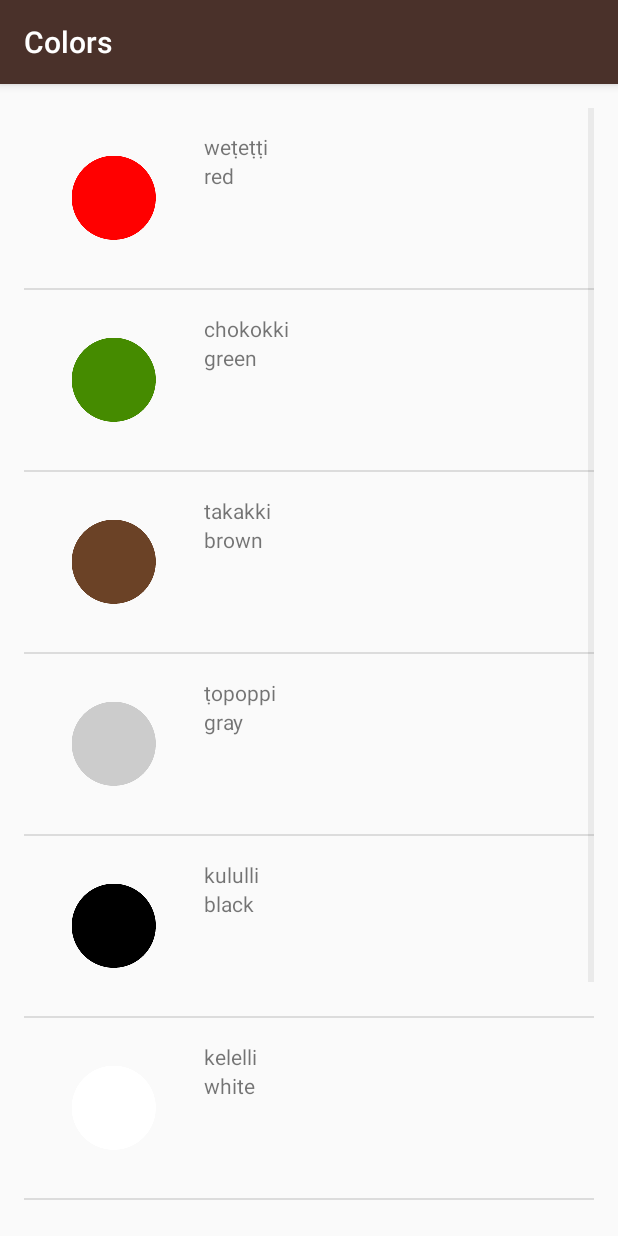
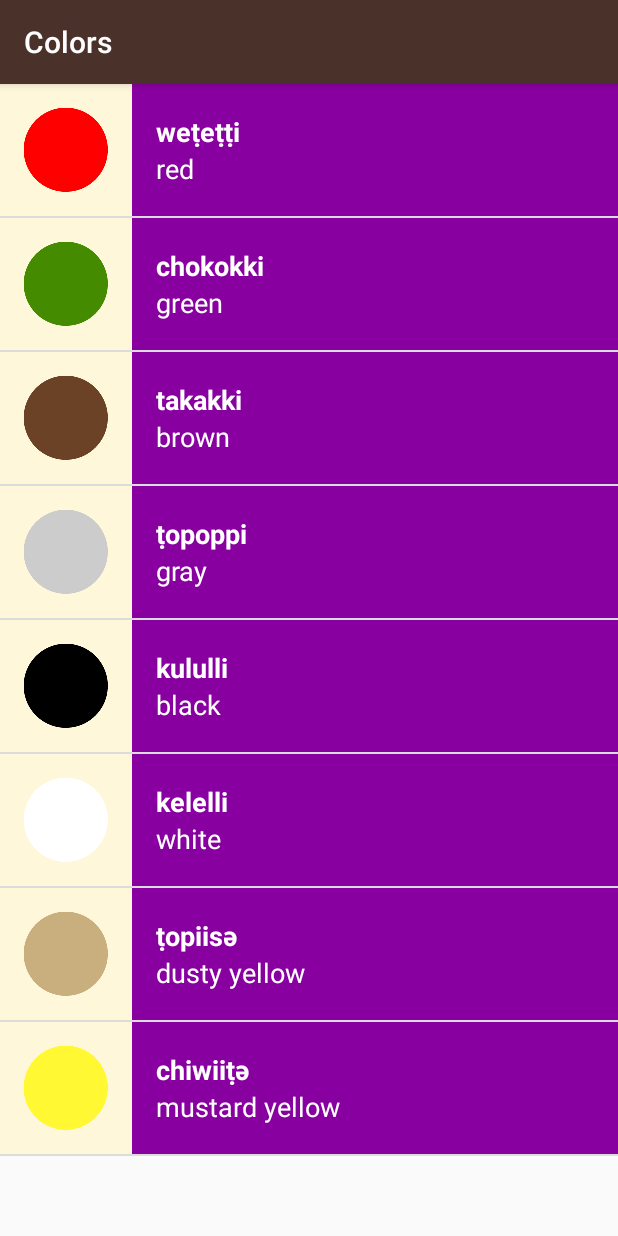
Before and after one commit to wuhyn/miwokApp, an Android app: the ColorsActivity screen opened directly, with no data from a screen before it, on a phone screen of 412 x 824 dp. Run offline under Robolectric (Android 15) with nearby library versions, the phone set to English and light mode, and no system bars.

Commit message:
Change color of list items for topics

```diff
--- a/app/src/main/java/com/example/android/miwok/ColorsActivity.java
+++ b/app/src/main/java/com/example/android/miwok/ColorsActivity.java
@@ -27,7 +27,7 @@ public class ColorsActivity extends AppCompatActivity {
         words.add(new Word("mustard yellow", "chiwiiṭә", R.drawable.color_mustard_yellow));
 
         //Put the the words arraylist into WordAdapter
-        WordAdapter adapter = new WordAdapter(this, words);
+        WordAdapter adapter = new WordAdapter(this, words, R.color.category_colors);
 
         //Find the listView
         ListView listView = (ListView)findViewById(R.id.list);
--- a/app/src/main/java/com/example/android/miwok/FamilyActivity.java
+++ b/app/src/main/java/com/example/android/miwok/FamilyActivity.java
@@ -29,7 +29,7 @@ public class FamilyActivity extends AppCompatActivity {
         words.add(new Word("grandfather", "paapa", R.drawable.family_grandfather));
 
         //Put the the words arraylist into WordAdapter
-        WordAdapter adapter = new WordAdapter(this, words);
+        WordAdapter adapter = new WordAdapter(this, words, R.color.category_family);
 
         //Find the listView
         ListView listView = (ListView)findViewById(R.id.list);
--- a/app/src/main/java/com/example/android/miwok/NumbersActivity.java
+++ b/app/src/main/java/com/example/android/miwok/NumbersActivity.java
@@ -29,7 +29,7 @@ public class NumbersActivity extends AppCompatActivity {
         words.add(new Word("ten", "na'aacha", R.drawable.number_ten));
 
         //Put the the words arraylist into WordAdapter
-        WordAdapter adapter = new WordAdapter(this, words);
+        WordAdapter adapter = new WordAdapter(this, words, R.color.category_numbers);
 
         //Find the listView in word_list.xml
         ListView listView = (ListView)findViewById(R.id.list);
--- a/app/src/main/java/com/example/android/miwok/PhrasesActivity.java
+++ b/app/src/main/java/com/example/android/miwok/PhrasesActivity.java
@@ -29,7 +29,7 @@ public class PhrasesActivity extends AppCompatActivity {
         words.add(new Word("Come here.", "әnni'nem"));
 
         //Put the the words arraylist into WordAdapter
-        WordAdapter adapter = new WordAdapter(this, words);
+        WordAdapter adapter = new WordAdapter(this, words, R.color.category_phrases);
 
         //Find the listView
         ListView listView = (ListView)findViewById(R.id.list);
--- a/app/src/main/java/com/example/android/miwok/WordAdapter.java
+++ b/app/src/main/java/com/example/android/miwok/WordAdapter.java
@@ -4,6 +4,7 @@ import android.app.Activity;
 import android.media.Image;
 import android.support.annotation.NonNull;
 import android.support.annotation.Nullable;
+import android.support.v4.content.ContextCompat;
 import android.view.LayoutInflater;
 import android.view.View;
 import android.view.ViewGroup;
@@ -15,8 +16,11 @@ import java.util.ArrayList;
 
 public class WordAdapter extends ArrayAdapter<Word> {
 
-    public WordAdapter(Activity context, ArrayList<Word> words){
+    private int mColorResourceId;
+
+    public WordAdapter(Activity context, ArrayList<Word> words, int colorResourceId){
         super(context, 0, words);
+        mColorResourceId = colorResourceId;
     }
 
     @NonNull
@@ -48,6 +52,14 @@ public class WordAdapter extends ArrayAdapter<Word> {
 
         imageView.setImageResource(currentWord.getImageResourceId());
 
+
+        //Setting theme for list item
+        View textContainer = listItemView.findViewById(R.id.text_container);
+
+        int color = ContextCompat.getColor(getContext(), mColorResourceId);
+
+        textContainer.setBackgroundColor(color);
+
         // Return the whole list item layout (containing 2 TextViews and an ImageView)
         // so that it can be shown in the ListView
         return listItemView;
--- a/app/src/main/res/layout/list_item.xml
+++ b/app/src/main/res/layout/list_item.xml
@@ -2,31 +2,41 @@
 <LinearLayout xmlns:android="http://schemas.android.com/apk/res/android"
     xmlns:tools="http://schemas.android.com/tools"
     android:orientation="horizontal" android:layout_width="match_parent"
-    android:layout_height="match_parent"
-    android:padding="16dp">
+    android:layout_height="wrap_content"
+    android:background="@color/tan_background"
+    android:minHeight="@dimen/list_item_height">
 
     <ImageView
         android:id="@+id/image"
-        android:layout_width="wrap_content"
-        android:layout_height="wrap_content"
-        android:src="@mipmap/ic_launcher"/>
+        android:layout_width="@dimen/list_item_height"
+        android:layout_height="@dimen/list_item_height" />
 
     <LinearLayout
-        android:layout_width="wrap_content"
-        android:layout_height="wrap_content"
+        android:id="@+id/text_container"
+        android:layout_width="match_parent"
+        android:layout_height="match_parent"
         android:orientation="vertical"
         android:paddingLeft="16dp">
 
         <TextView
             android:id="@+id/miwok_text_view"
             android:layout_width="match_parent"
-            android:layout_height="wrap_content"
+            android:layout_height="0dp"
+            android:layout_weight="1"
+            android:gravity="bottom"
+            android:textAppearance="?android:textAppearanceMedium"
+            android:textColor="@android:color/white"
+            android:textStyle="bold"
             tools:text="lutti"/>
 
         <TextView
             android:id="@+id/default_text_view"
             android:layout_width="match_parent"
-            android:layout_height="wrap_content"
+            android:layout_height="0dp"
+            android:layout_weight="1"
+            android:gravity="top"
+            android:textAppearance="?android:textAppearanceMedium"
+            android:textColor="@android:color/white"
             tools:text="one"/>
 
 
--- a/app/src/main/res/layout/word_list.xml
+++ b/app/src/main/res/layout/word_list.xml
@@ -5,9 +5,6 @@
     android:orientation="vertical"
     android:layout_width="match_parent"
     android:layout_height="match_parent"
-    android:paddingBottom="@dimen/activity_vertical_margin"
-    android:paddingTop="@dimen/activity_vertical_margin"
-    android:paddingLeft="@dimen/activity_horizontal_margin"
-    android:paddingRight="16dp">
+>
 
 </ListView>
--- a/app/src/main/res/values/dimens.xml
+++ b/app/src/main/res/values/dimens.xml
@@ -15,7 +15,5 @@
 <resources>
     <!-- Height of each list item -->
     <dimen name="list_item_height">88dp</dimen>
-    <!-- Default screen margins, per the Android Design guidelines. -->
-    <dimen name="activity_horizontal_margin">16dp</dimen>
-    <dimen name="activity_vertical_margin">16dp</dimen>
+
 </resources>
```
